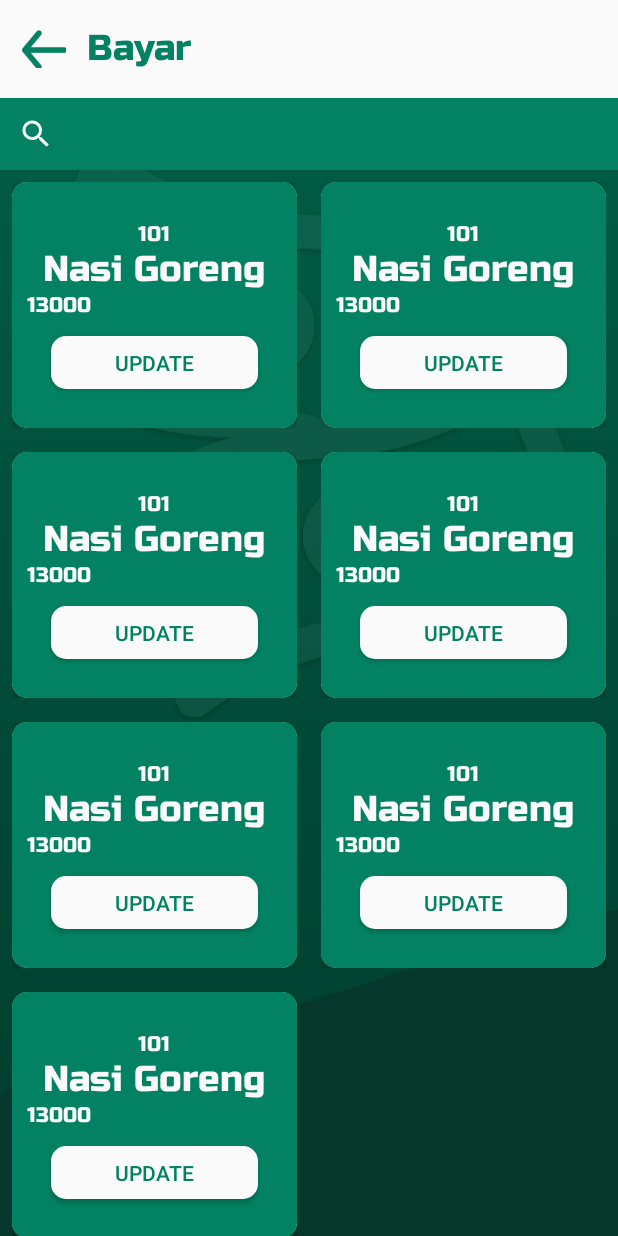
After one commit to teguhap/CashHere, an Android app: the BayarActivity screen opened directly, with no data from a screen before it, on a phone screen of 412 x 824 dp. The commit adds this screen. Run offline under Robolectric (Android 15) with nearby library versions, the phone set to English and light mode, and no system bars; network calls fail.

Commit message:
Bikin Bayar Activity (50%)

```diff
--- /dev/null
+++ b/app/src/main/java/com/project/cashhere/AdapterRecycleViewBayar.kt
@@ -0,0 +1,45 @@
+package com.project.cashhere
+
+import android.os.Bundle
+import android.view.LayoutInflater
+import android.view.View
+import android.view.ViewGroup
+import android.widget.*
+import androidx.recyclerview.widget.RecyclerView
+import java.util.*
+
+
+class AdapterRecycleViewBayar(val listData : List<ListItem>) : RecyclerView.Adapter<AdapterRecycleViewBayar.ViewHolderView>() {
+
+    inner class ViewHolderView(itemView : View) : RecyclerView.ViewHolder(itemView)
+
+    override fun onCreateViewHolder(parent: ViewGroup, viewType: Int): ViewHolderView {
+        val view = LayoutInflater.from(parent.context).inflate(R.layout.bg_list_item_bayar,parent,false)
+        return ViewHolderView(view)
+    }
+
+    override fun onBindViewHolder(holder: ViewHolderView, position: Int) {
+        holder.itemView.apply {
+            val tvNama = findViewById<TextView>(R.id.tvNamaListBayar)
+            val tvKode = findViewById<TextView>(R.id.tvKodeListBayar)
+            val tvHarga = findViewById<TextView>(R.id.tvHargaListBayar)
+            val btnUpdate = findViewById<Button>(R.id.btnUpdate)
+
+            btnUpdate.setOnClickListener {
+                Toast.makeText(context,"Fitur sedang dibuat",Toast.LENGTH_SHORT).show()
+            }
+
+            val curItem = listData[position]
+            tvKode.text = curItem.kode
+            tvNama.text = curItem.nama
+            tvHarga.text = curItem.harga
+        }
+    }
+
+    override fun getItemCount(): Int {
+
+        return  listData.size
+    }
+
+
+}
--- /dev/null
+++ b/app/src/main/java/com/project/cashhere/BayarActivity.kt
@@ -0,0 +1,79 @@
+package com.project.cashhere
+
+import androidx.appcompat.app.AppCompatActivity
+import android.os.Bundle
+import android.view.View
+import android.widget.ImageView
+import android.widget.SearchView
+import android.widget.TextView
+import androidx.core.content.ContextCompat
+import androidx.recyclerview.widget.GridLayoutManager
+import androidx.recyclerview.widget.RecyclerView
+import java.util.ArrayList
+
+class BayarActivity : AppCompatActivity() {
+    override fun onCreate(savedInstanceState: Bundle?) {
+        super.onCreate(savedInstanceState)
+        setContentView(R.layout.activity_bayar)
+
+        window.decorView.setSystemUiVisibility(View.SYSTEM_UI_FLAG_LIGHT_STATUS_BAR)
+        window.statusBarColor = ContextCompat.getColor(this,R.color.white)
+        window.setBackgroundDrawableResource(R.drawable.bg_dashboard);
+
+        val svBayar = findViewById<androidx.appcompat.widget.SearchView>(R.id.svBayar)
+        val btnDropDownFood = findViewById<ImageView>(R.id.btnDropDown)
+        val btnDropUpFood = findViewById<ImageView>(R.id.btnDropUp)
+        val btnDropDownDrink = findViewById<ImageView>(R.id.btnDropDownDrink)
+        val btnDropUpDrink = findViewById<ImageView>(R.id.btnDropUpDrink)
+        val rvBayarFood = findViewById<RecyclerView>(R.id.rvFoodBayar)
+        val rvBayarDrink = findViewById<RecyclerView>(R.id.rvDrinkBayar)
+
+
+        val listFood = arrayListOf(
+            ListItem("101","Nasi Goreng","13000"),
+            ListItem("101","Nasi Goreng","13000"),
+            ListItem("101","Nasi Goreng","13000"),
+            ListItem("101","Nasi Goreng","13000"),
+            ListItem("101","Nasi Goreng","13000"),
+            ListItem("101","Nasi Goreng","13000"),
+            ListItem("101","Nasi Goreng","13000")
+        )
+
+        rvBayarFood.adapter = AdapterRecycleViewBayar(listFood)
+        rvBayarFood.layoutManager = GridLayoutManager(this,2)
+        rvBayarFood.setHasFixedSize(true)
+
+        rvBayarDrink.adapter = AdapterRecycleViewBayar(listFood)
+        rvBayarDrink.layoutManager = GridLayoutManager(this,2)
+        rvBayarDrink.setHasFixedSize(true)
+
+
+        btnDropDownFood.setOnClickListener {
+            rvBayarFood.visibility = View.VISIBLE
+            btnDropDownFood.visibility = View.GONE
+            btnDropUpFood.visibility = View.VISIBLE
+        }
+
+        btnDropUpFood.setOnClickListener {
+            rvBayarFood.visibility = View.GONE
+            btnDropDownFood.visibility = View.VISIBLE
+            btnDropUpFood.visibility = View.GONE
+
+        }
+
+        btnDropDownDrink.setOnClickListener {
+            rvBayarDrink.visibility = View.VISIBLE
+            btnDropDownDrink.visibility = View.GONE
+            btnDropUpDrink.visibility = View.VISIBLE
+        }
+
+        btnDropUpDrink.setOnClickListener {
+            rvBayarDrink.visibility = View.GONE
+            btnDropDownDrink.visibility = View.VISIBLE
+            btnDropUpDrink.visibility = View.GONE
+        }
+
+
+
+    }
+}
--- a/app/src/main/java/com/project/cashhere/DashboardActivity.kt
+++ b/app/src/main/java/com/project/cashhere/DashboardActivity.kt
@@ -16,6 +16,7 @@ class DashboardActivity : AppCompatActivity() {
 
         val cvFood = findViewById<CardView>(R.id.cv1)
         val cvDrink = findViewById<CardView>(R.id.cv2)
+        val cvBayar = findViewById<CardView>(R.id.cvBayar)
 
         cvFood.setOnClickListener {
             Intent(this,FoodActivity :: class.java).also {
@@ -29,5 +30,11 @@ class DashboardActivity : AppCompatActivity() {
             }
         }
 
+        cvBayar.setOnClickListener {
+            Intent(this,BayarActivity :: class.java).also {
+                startActivity(it)
+            }
+        }
+
     }
 }
--- /dev/null
+++ b/app/src/main/res/drawable/ic_dropdown.xml
@@ -0,0 +1,5 @@
+<vector android:height="24dp" android:tint="@color/white_smooth"
+    android:viewportHeight="24" android:viewportWidth="24"
+    android:width="24dp" xmlns:android="http://schemas.android.com/apk/res/android">
+    <path android:fillColor="@android:color/white" android:pathData="M7,10l5,5 5,-5z"/>
+</vector>
--- /dev/null
+++ b/app/src/main/res/drawable/ic_dropup.xml
@@ -0,0 +1,5 @@
+<vector android:height="24dp" android:tint="#FAFAFA"
+    android:viewportHeight="24" android:viewportWidth="24"
+    android:width="24dp" xmlns:android="http://schemas.android.com/apk/res/android">
+    <path android:fillColor="@android:color/white" android:pathData="M7,14l5,-5 5,5z"/>
+</vector>
--- /dev/null
+++ b/app/src/main/res/layout/activity_bayar.xml
@@ -0,0 +1,186 @@
+<?xml version="1.0" encoding="utf-8"?>
+<androidx.constraintlayout.widget.ConstraintLayout xmlns:android="http://schemas.android.com/apk/res/android"
+    xmlns:app="http://schemas.android.com/apk/res-auto"
+    xmlns:tools="http://schemas.android.com/tools"
+    android:layout_width="match_parent"
+    android:layout_height="match_parent"
+    android:background="@drawable/bg_dashboard"
+    tools:context=".BayarActivity">
+
+    <RelativeLayout
+        android:id="@+id/toolbar"
+        android:layout_width="match_parent"
+        android:layout_height="65dp"
+        android:background="@color/white_smooth"
+        app:layout_constraintEnd_toEndOf="parent"
+        app:layout_constraintHorizontal_bias="0.5"
+        app:layout_constraintStart_toStartOf="parent"
+        app:layout_constraintTop_toTopOf="parent">
+
+
+        <ImageView
+            android:id="@+id/btnBackFood"
+            android:layout_width="30dp"
+            android:layout_height="35dp"
+            android:layout_centerVertical="true"
+            android:layout_marginStart="14dp"
+            android:clickable="true"
+            android:contentDescription="@string/btnback"
+            android:focusable="true"
+            android:src="@drawable/ic_back" />
+
+        <TextView
+            android:layout_width="wrap_content"
+            android:layout_height="wrap_content"
+            android:layout_centerVertical="true"
+            android:layout_marginStart="14dp"
+            android:layout_toEndOf="@id/btnBackFood"
+            android:fontFamily="@font/russo_one"
+            android:text="Bayar"
+            android:textColor="@color/hijau_utama"
+            android:textSize="24sp" />
+
+    </RelativeLayout>
+
+    <androidx.appcompat.widget.SearchView
+        android:id="@+id/svBayar"
+        android:layout_width="match_parent"
+        android:layout_height="wrap_content"
+        android:background="@color/hijau_utama"
+        android:theme="@style/ThemeOverlay.SearchView"
+        app:layout_constraintTop_toBottomOf="@+id/toolbar"
+        app:searchIcon="@drawable/ic_search" />
+
+
+    <ScrollView
+        android:layout_width="match_parent"
+        android:layout_height="0dp"
+        app:layout_constraintBottom_toBottomOf="parent"
+        app:layout_constraintEnd_toEndOf="parent"
+        app:layout_constraintHorizontal_bias="0.5"
+        app:layout_constraintStart_toStartOf="parent"
+        app:layout_constraintTop_toBottomOf="@+id/svBayar">
+
+        <androidx.constraintlayout.widget.ConstraintLayout
+            android:layout_width="match_parent"
+            android:layout_height="0dp">
+
+            <RelativeLayout
+                android:id="@+id/rlFood"
+                android:layout_width="match_parent"
+                android:layout_height="wrap_content"
+                android:layout_marginTop="12dp"
+                app:layout_constraintEnd_toEndOf="parent"
+                app:layout_constraintHorizontal_bias="0.5"
+                app:layout_constraintStart_toStartOf="parent"
+                app:layout_constraintTop_toTopOf="parent">
+
+                <TextView
+                    android:layout_width="wrap_content"
+                    android:layout_height="wrap_content"
+                    android:layout_centerVertical="true"
+                    android:layout_marginStart="16dp"
+                    android:fontFamily="@font/russo_one"
+                    android:text="@string/food"
+                    android:textColor="@color/white_smooth"
+                    android:textSize="18sp" />
+
+
+                <ImageView
+                    android:id="@+id/btnDropDown"
+                    android:layout_width="35dp"
+                    android:layout_height="35dp"
+                    android:layout_alignParentEnd="true"
+                    android:layout_centerVertical="true"
+                    android:layout_marginEnd="14dp"
+                    android:clickable="true"
+                    android:focusable="true"
+                    android:visibility="gone"
+                    android:src="@drawable/ic_dropdown" />
+
+                <ImageView
+                    android:id="@+id/btnDropUp"
+                    android:layout_width="35dp"
+                    android:layout_height="35dp"
+                    android:layout_alignParentEnd="true"
+                    android:layout_centerVertical="true"
+                    android:layout_marginEnd="14dp"
+                    android:clickable="true"
+                    android:focusable="true"
+                    android:src="@drawable/ic_dropup" />
+            </RelativeLayout>
+
+            <androidx.recyclerview.widget.RecyclerView
+                android:id="@+id/rvFoodBayar"
+                android:layout_width="match_parent"
+                android:layout_height="0dp"
+                app:layout_constraintEnd_toEndOf="parent"
+                app:layout_constraintStart_toStartOf="parent"
+                app:layout_constraintTop_toBottomOf="@+id/rlFood" />
+
+            <RelativeLayout
+                android:id="@+id/rlDrink"
+                android:layout_width="match_parent"
+                android:layout_height="wrap_content"
+                android:layout_marginTop="12dp"
+                app:layout_constraintEnd_toEndOf="parent"
+                app:layout_constraintHorizontal_bias="0.5"
+                app:layout_constraintStart_toStartOf="parent"
+                app:layout_constraintTop_toBottomOf="@+id/rvFoodBayar">
+
+                <TextView
+                    android:layout_width="wrap_content"
+                    android:layout_height="wrap_content"
+                    android:layout_centerVertical="true"
+                    android:layout_marginStart="16dp"
+                    android:fontFamily="@font/russo_one"
+                    android:text="@string/drink"
+                    android:textColor="@color/white_smooth"
+                    android:textSize="18sp" />
+
+
+                <ImageView
+                    android:id="@+id/btnDropDownDrink"
+                    android:layout_width="35dp"
+                    android:layout_height="35dp"
+                    android:layout_alignParentEnd="true"
+                    android:layout_centerVertical="true"
+                    android:layout_marginEnd="14dp"
+                    android:clickable="true"
+                    android:focusable="true"
+                    android:visibility="gone"
+                    android:src="@drawable/ic_dropdown" />
+
+                <ImageView
+                    android:id="@+id/btnDropUpDrink"
+                    android:layout_width="35dp"
+                    android:layout_height="35dp"
+                    android:layout_alignParentEnd="true"
+                    android:layout_centerVertical="true"
+                    android:layout_marginEnd="14dp"
+                    android:clickable="true"
+                    android:focusable="true"
+                    android:src="@drawable/ic_dropup"/>
+            </RelativeLayout>
+
+            <androidx.recyclerview.widget.RecyclerView
+                android:id="@+id/rvDrinkBayar"
+                android:layout_width="match_parent"
+                android:layout_height="0dp"
+                app:layout_constraintEnd_toEndOf="parent"
+                app:layout_constraintHorizontal_bias="0.5"
+                app:layout_constraintStart_toStartOf="parent"
+                app:layout_constraintTop_toBottomOf="@+id/rlDrink" />
+            <View
+                android:layout_width="match_parent"
+                android:layout_height="30dp"
+                app:layout_constraintEnd_toEndOf="parent"
+                app:layout_constraintHorizontal_bias="0.5"
+                app:layout_constraintStart_toStartOf="parent"
+                app:layout_constraintTop_toBottomOf="@id/rvDrinkBayar" />
+        </androidx.constraintlayout.widget.ConstraintLayout>
+
+    </ScrollView>
+
+
+</androidx.constraintlayout.widget.ConstraintLayout>
--- a/app/src/main/res/layout/activity_dashboard.xml
+++ b/app/src/main/res/layout/activity_dashboard.xml
@@ -232,7 +232,7 @@
 
 
     <androidx.cardview.widget.CardView
-        android:id="@+id/cvMenu"
+        android:id="@+id/cvBayar"
         android:layout_width="wrap_content"
         android:layout_height="0dp"
         android:elevation="8dp"
@@ -279,8 +279,8 @@
         app:cardElevation="8dp"
         android:layout_marginBottom="8dp"
         app:layout_constraintEnd_toEndOf="parent"
-        app:layout_constraintStart_toEndOf="@+id/cvMenu"
-        app:layout_constraintTop_toTopOf="@+id/cvMenu"
+        app:layout_constraintStart_toEndOf="@+id/cvBayar"
+        app:layout_constraintTop_toTopOf="@+id/cvBayar"
         app:layout_constraintBottom_toTopOf="@id/cvSetting"
         >
 
@@ -315,9 +315,9 @@
         android:elevation="8dp"
         app:cardCornerRadius="10dp"
         app:cardElevation="8dp"
-        app:layout_constraintBottom_toBottomOf="@+id/cvMenu"
+        app:layout_constraintBottom_toBottomOf="@+id/cvBayar"
         app:layout_constraintEnd_toEndOf="parent"
-        app:layout_constraintStart_toEndOf="@+id/cvMenu">
+        app:layout_constraintStart_toEndOf="@+id/cvBayar">
 
         <LinearLayout
             android:layout_width="170dp"
--- /dev/null
+++ b/app/src/main/res/layout/bg_list_item_bayar.xml
@@ -0,0 +1,88 @@
+<?xml version="1.0" encoding="utf-8"?>
+<androidx.constraintlayout.widget.ConstraintLayout xmlns:android="http://schemas.android.com/apk/res/android"
+    xmlns:app="http://schemas.android.com/apk/res-auto"
+    xmlns:tools="http://schemas.android.com/tools"
+    android:layout_width="match_parent"
+    android:layout_height="180dp"
+    android:padding="8dp"
+    >
+
+    <androidx.cardview.widget.CardView
+        android:id="@+id/cvListBelajarKotlin"
+        android:layout_width="match_parent"
+        android:layout_height="match_parent"
+        app:cardCornerRadius="10dp"
+        app:cardElevation="10dp"
+        android:elevation="10dp"
+        app:layout_constraintBottom_toBottomOf="parent"
+        app:layout_constraintEnd_toEndOf="parent"
+        app:layout_constraintHorizontal_bias="0.5"
+        app:layout_constraintStart_toStartOf="parent"
+        app:layout_constraintTop_toTopOf="parent">
+
+        <LinearLayout
+            android:layout_width="match_parent"
+            android:layout_height="match_parent"
+            android:orientation="vertical"
+            android:background="@color/hijau_utama"
+            android:gravity="center"
+            android:padding="10dp">
+
+
+            <TextView
+                android:id="@+id/tvKodeListBayar"
+                android:layout_width="wrap_content"
+                android:layout_height="wrap_content"
+                android:fontFamily="@font/russo_one"
+                android:text="001"
+                android:textColor="@color/white_smooth"
+                android:textSize="14sp"
+                app:layout_constraintBottom_toBottomOf="@+id/textView3"
+                app:layout_constraintStart_toEndOf="@+id/textView3" />
+
+
+            <TextView
+                android:id="@+id/tvNamaListBayar"
+                android:layout_width="wrap_content"
+                android:layout_height="wrap_content"
+                android:fontFamily="@font/russo_one"
+                android:text="Nasi Goreng"
+                android:textColor="@color/white_smooth"
+                android:textSize="24sp"
+                app:layout_constraintBottom_toBottomOf="@+id/textView4"
+                app:layout_constraintStart_toEndOf="@+id/textView4" />
+
+
+            <TextView
+                android:id="@+id/tvHargaListBayar"
+                android:layout_width="wrap_content"
+                android:layout_height="wrap_content"
+                android:fontFamily="@font/russo_one"
+                android:layout_gravity="start"
+                android:text="13000"
+                android:textColor="@color/white_smooth"
+                android:textSize="14sp"
+                app:layout_constraintBottom_toBottomOf="@+id/textView5"
+                app:layout_constraintStart_toEndOf="@+id/textView5" />
+
+            <androidx.appcompat.widget.AppCompatButton
+                android:id="@+id/btnUpdate"
+                android:layout_marginTop="12dp"
+                android:layout_marginEnd="16dp"
+                android:layout_marginStart="16dp"
+                android:layout_width="match_parent"
+                android:layout_height="35dp"
+                android:background="@drawable/bg_btn_white"
+                android:text="@string/update"
+                android:textColor="@color/hijau_utama"
+                android:textSize="14sp"
+                app:layout_constraintBottom_toBottomOf="parent"
+                app:layout_constraintEnd_toEndOf="parent"
+                app:layout_constraintTop_toTopOf="parent" />
+
+        </LinearLayout>
+    </androidx.cardview.widget.CardView>
+
+
+
+</androidx.constraintlayout.widget.ConstraintLayout>
```
Also changed, not shown: app/src/main/AndroidManifest.xml (+9 -7 lines).
